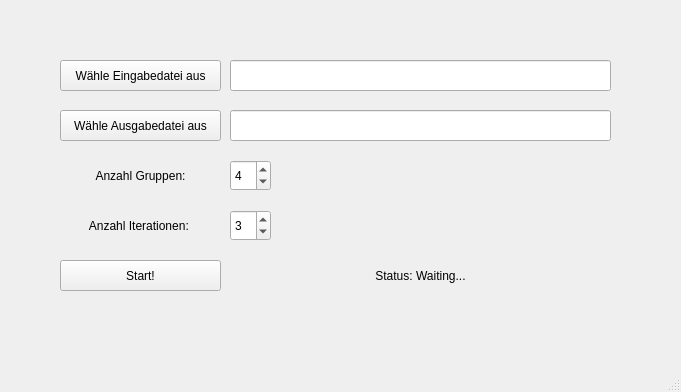
Bensikrac/GroupGen, file assets/main_window.ui: the form before one commit.
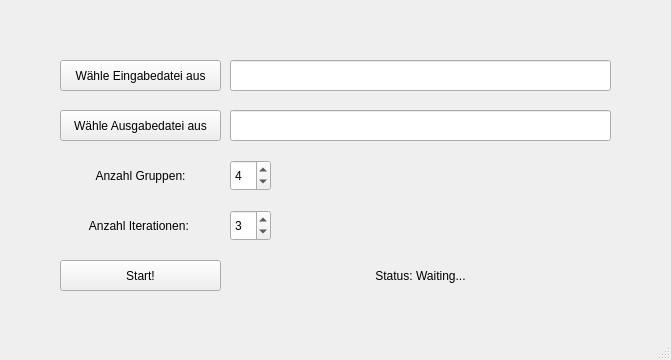
The form after the commit.

What changed in the file:
```diff
--- a/assets/main_window.ui
+++ b/assets/main_window.ui
@@ -6,8 +6,8 @@
    <rect>
     <x>0</x>
     <y>0</y>
-    <width>681</width>
-    <height>392</height>
+    <width>671</width>
+    <height>360</height>
    </rect>
   </property>
   <property name="windowTitle">
```
Left out of the diff: 2 changed lines with no effect on the pictures.
